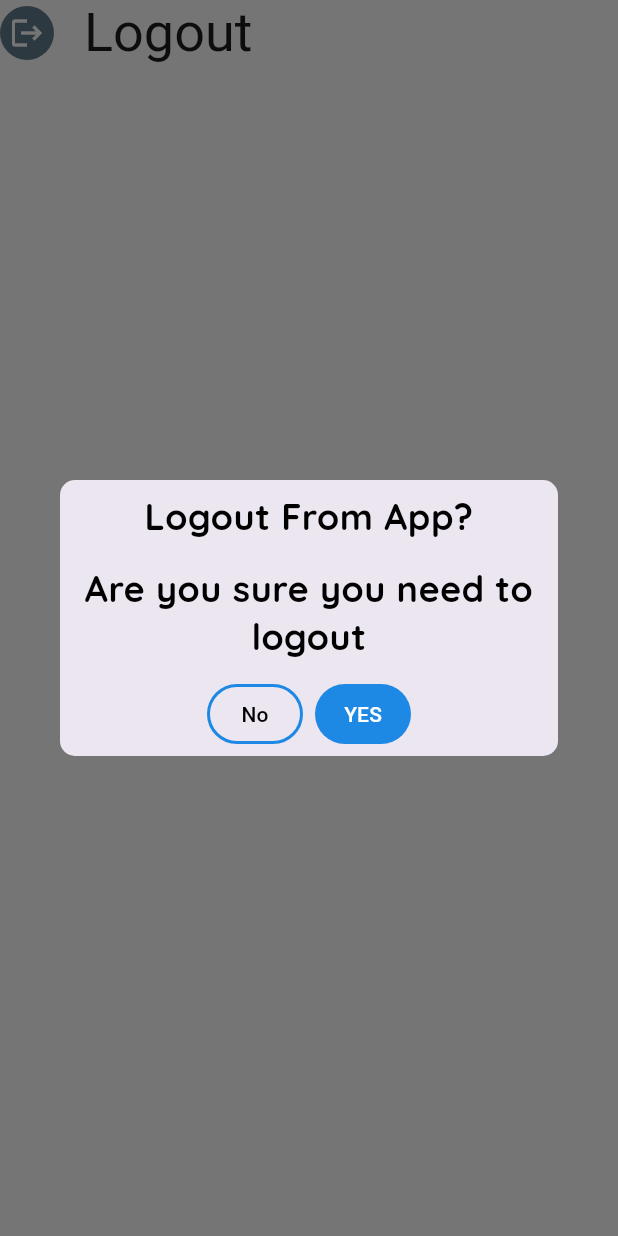
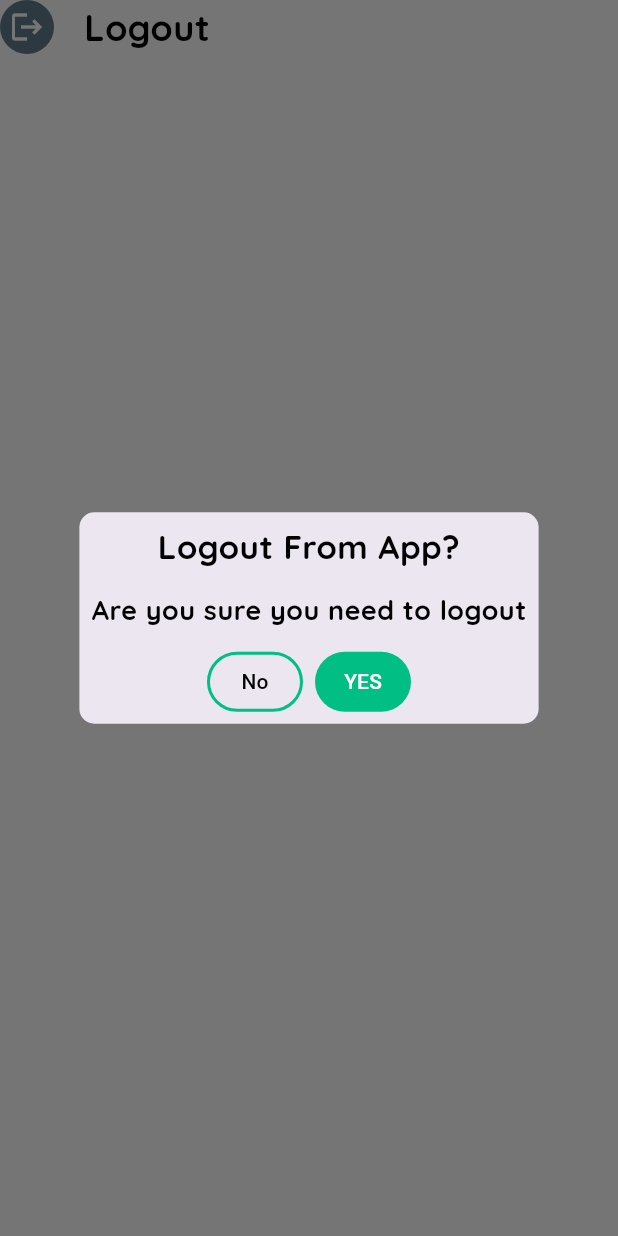
Before and after one commit to MuhammadDev01/E-commerce-App-with-Getx, a Flutter app: the LogOutButton widget shown alone on an empty page, opened directly, after a tap on "Logout", on a phone screen of 412 x 824 dp. Run offline on Flutter 3.47's test engine with Material 3 defaults, Android fonts, the phone set to English and light mode, and no system bars; our stand-ins replace badges, carousel_slider, firebase_auth, firebase_core, flutter_rating_bar, get and 5 more; missing offline and left inert: lab_nerd; accounts and stored records are empty; network calls fail.

Commit message:
add logout button

```diff
--- a/lib/views/pages/settings_page.dart
+++ b/lib/views/pages/settings_page.dart
@@ -1,4 +1,5 @@
 import 'package:ecommerce_with_mvc/views/widgets/settings/dark_mode_widget.dart';
+import 'package:ecommerce_with_mvc/views/widgets/settings/logout_button.dart';
 import 'package:flutter/material.dart';
 
 class SettingsPage extends StatelessWidget {
@@ -16,6 +17,7 @@ class SettingsPage extends StatelessWidget {
         SizedBox(
           height: 50,
         ),
+        LogOutButton(),
       ],
     );
   }
--- a/lib/views/widgets/settings/logout_button.dart
+++ b/lib/views/widgets/settings/logout_button.dart
@@ -1,4 +1,5 @@
 import 'package:ecommerce_with_mvc/logic/controller/auth_controller.dart';
+import 'package:ecommerce_with_mvc/utils/theme.dart';
 import 'package:flutter/material.dart';
 import 'package:get/get.dart';
 
@@ -12,9 +13,13 @@ class LogOutButton extends StatelessWidget {
         onTap: () {
           Get.defaultDialog(
             title: "Logout From App?",
-            titleStyle: Theme.of(context).textTheme.bodySmall,
+            titleStyle: Theme.of(context).textTheme.bodySmall!.copyWith(
+              fontSize: 22,
+            ),
             middleText: 'Are you sure you need to logout',
-            middleTextStyle: Theme.of(context).textTheme.bodySmall,
+            middleTextStyle: Theme.of(context).textTheme.bodySmall!.copyWith(
+              fontSize: 18
+            ),
             radius: 10,
             textCancel: " No ",
             cancelTextColor: Get.isDarkMode ? Colors.white : Colors.black,
@@ -27,7 +32,7 @@ class LogOutButton extends StatelessWidget {
               controller.signOutFromApp();
             },
             buttonColor:
-                Get.isDarkMode ? Colors.blueGrey : Colors.blue[600],
+                Get.isDarkMode ? pinkClr:mainColor,
           );
         },
         borderRadius: BorderRadius.circular(6),
@@ -49,7 +54,7 @@ class LogOutButton extends StatelessWidget {
             ),
             Text(
               "Logout",
-              style: Theme.of(context).textTheme.displaySmall,
+              style: Theme.of(context).textTheme.bodySmall,
             ),
           ],
         ),
```
